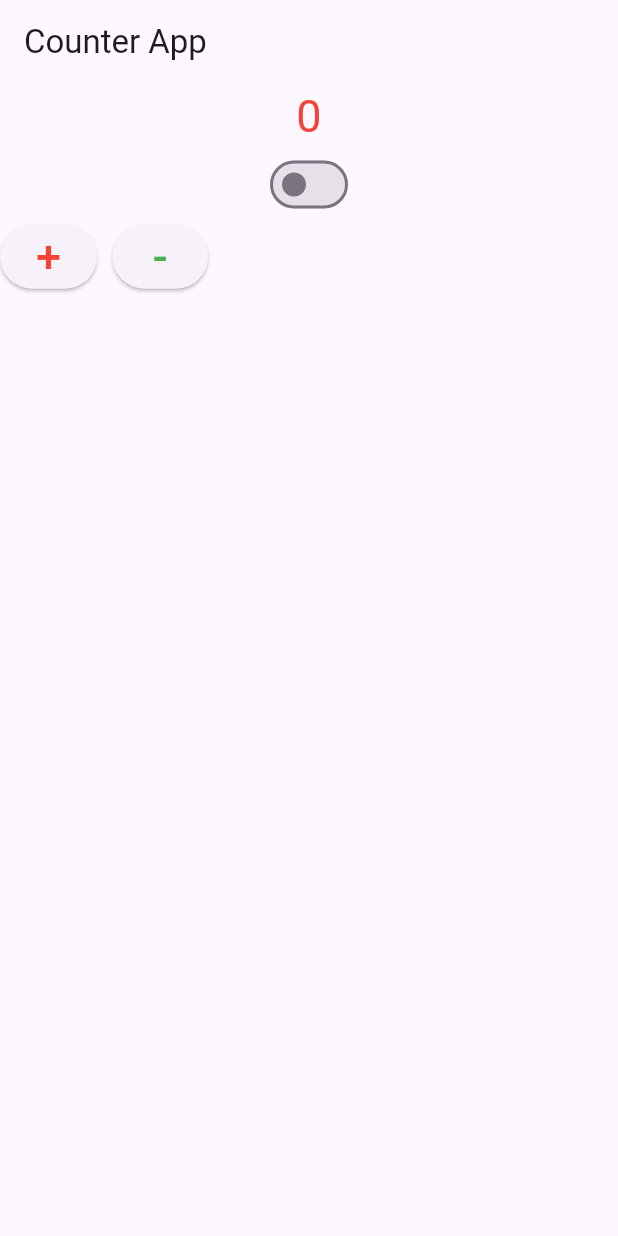
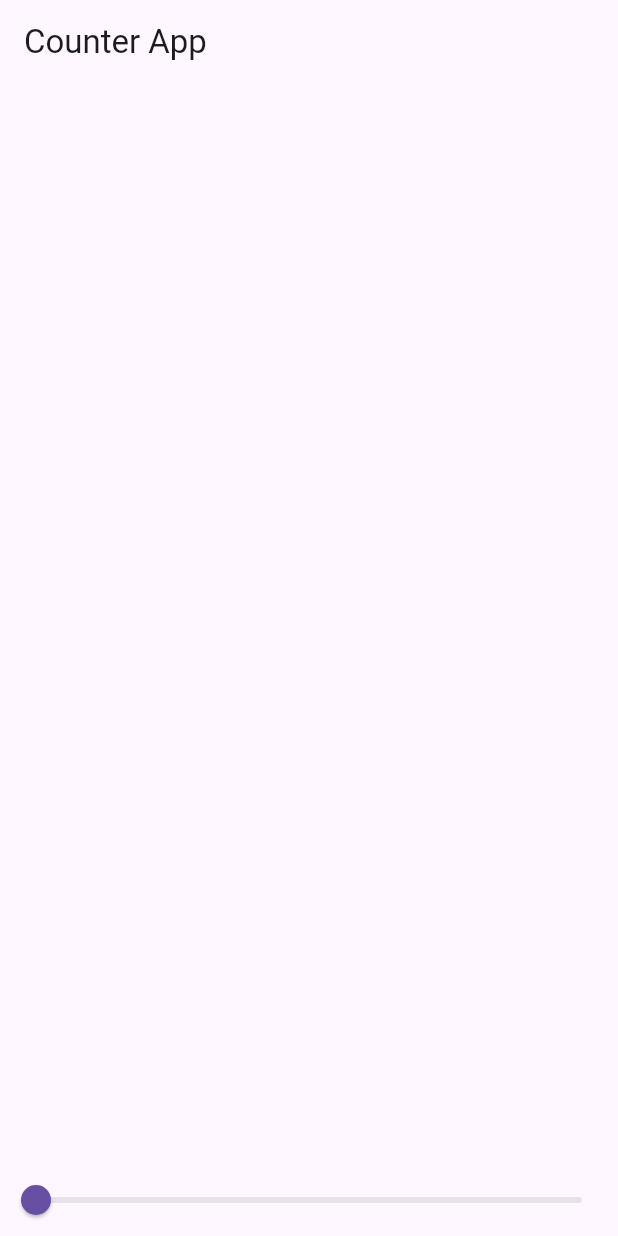
Before and after one commit to Avinashvns/riverpod_2025, a Flutter app: the screen it shows after launch, on a phone screen of 412 x 824 dp. Run offline on Flutter 3.47's test engine with Material 3 defaults, Android fonts, the light colour scheme and no system bars; our stand-ins replace flutter_riverpod.

Commit message:
Single State Handle
use slider for learning State Handle

```diff
--- a/lib/home screen.dart
+++ b/lib/home screen.dart
@@ -1,5 +1,7 @@
 import 'package:flutter/material.dart';
 import 'package:flutter_riverpod/flutter_riverpod.dart';
+import 'package:riverpod_2025/slider_provider.dart';
+
 
 // create a State Provider because change the state
 final counter = StateProvider<int>((ref){
@@ -22,35 +24,29 @@ class HomeScreen extends ConsumerWidget {
         title: const Text("Counter App"),
       ),
       body: Column(
+        mainAxisAlignment: MainAxisAlignment.spaceBetween,
         children: [
+          Consumer(
+            builder: (context , ref, child){
+              final slider = ref.watch(sliderProvider);
+              return Container(
+                height: 200,
+                width: 200,
+                color: Colors.red.withOpacity(slider),
+              );
+            },
 
-          Consumer(builder: (context , ref , child){
-            print("build 2");
-            final count = ref.watch(counter);
-            return Center(
-              child: Text(count.toString() , style: TextStyle(fontSize: 30, color: Colors.red),),
-            );
-          }),
+          ),
+          Consumer(
+            builder: (context , ref, child){
+              final slider = ref.watch(sliderProvider);
+              return Slider(value: slider, onChanged: (value){
+                ref.read(sliderProvider.notifier).state = value;
+              },);
+            },
 
-          Consumer(builder: (context , ref , child){
-            print("build 3 switch");
-            final count = ref.watch(myswitch);
-            return Switch(value: count, onChanged: (value){
-              ref.read(myswitch.notifier).state = value;
-            });
-          }),
+          ),
 
-          Row(
-            children: [
-              ElevatedButton(onPressed: (){
-                ref.read(counter.notifier).state++;
-              }, child: Text("+", style: TextStyle(fontSize: 30, color: Colors.red),)),
-              SizedBox(width: 10,),
-              ElevatedButton(onPressed: (){
-                ref.read(counter.notifier).state--;
-              }, child: Text("-", style: TextStyle(fontSize: 30, color: Colors.green),))
-            ],
-          )
         ],
       ),
     );
--- /dev/null
+++ b/lib/slider_provider.dart
@@ -0,0 +1,7 @@
+
+
+import 'package:flutter_riverpod/flutter_riverpod.dart';
+
+final sliderProvider = StateProvider<double>((ref){
+  return 0.0;
+});
```
